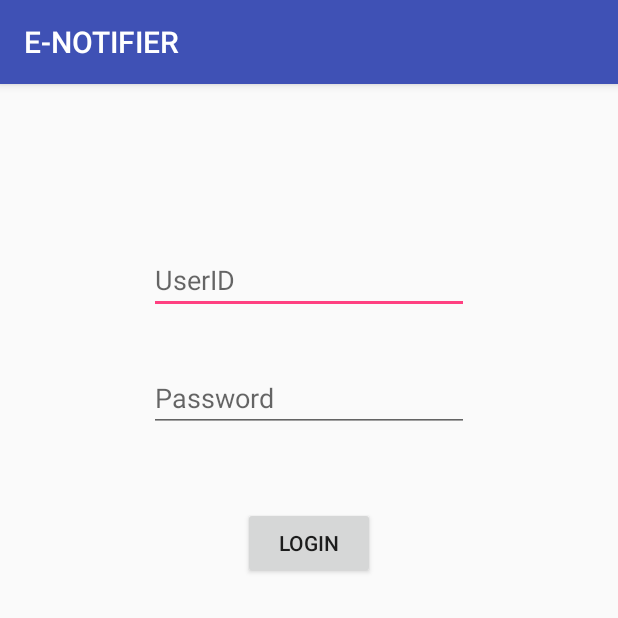
After one commit to sriram23/E-Notify, an Android app: the LoginActivity screen opened directly, with no data from a screen before it, on a phone screen of 412 x 824 dp, the top half of it. The commit adds this screen. Run offline under Robolectric (Android 15) with nearby library versions, the phone set to English and light mode, and no system bars.

Commit message:
Added Login Activity

```diff
--- a/app/src/main/AndroidManifest.xml
+++ b/app/src/main/AndroidManifest.xml
@@ -18,7 +18,8 @@
                 <category android:name="android.intent.category.LAUNCHER" />
             </intent-filter>
         </activity>
-        <activity android:name=".LogoutActivity"></activity>
+        <activity android:name=".LogoutActivity" />
+        <activity android:name=".LoginActivity"></activity>
     </application>
 
 </manifest>
--- /dev/null
+++ b/app/src/main/java/com/example/sriram/myapplication/LoginActivity.java
@@ -0,0 +1,13 @@
+package com.example.sriram.myapplication;
+
+import android.support.v7.app.AppCompatActivity;
+import android.os.Bundle;
+
+public class LoginActivity extends AppCompatActivity {
+
+    @Override
+    protected void onCreate(Bundle savedInstanceState) {
+        super.onCreate(savedInstanceState);
+        setContentView(R.layout.activity_login);
+    }
+}
--- /dev/null
+++ b/app/src/main/res/layout/activity_login.xml
@@ -0,0 +1,43 @@
+<?xml version="1.0" encoding="utf-8"?>
+<RelativeLayout xmlns:android="http://schemas.android.com/apk/res/android"
+    xmlns:tools="http://schemas.android.com/tools"
+    android:id="@+id/activity_login"
+    android:layout_width="match_parent"
+    android:layout_height="match_parent"
+    android:paddingBottom="@dimen/activity_vertical_margin"
+    android:paddingLeft="@dimen/activity_horizontal_margin"
+    android:paddingRight="@dimen/activity_horizontal_margin"
+    android:paddingTop="@dimen/activity_vertical_margin"
+    tools:context="com.example.sriram.myapplication.LoginActivity">
+
+    <EditText
+        android:layout_width="wrap_content"
+        android:layout_height="wrap_content"
+        android:inputType="textPersonName"
+        android:hint="UserID"
+        android:ems="10"
+        android:layout_alignParentTop="true"
+        android:layout_centerHorizontal="true"
+        android:layout_marginTop="92dp"
+        android:id="@+id/editText2" />
+
+    <EditText
+        android:layout_width="wrap_content"
+        android:layout_height="wrap_content"
+        android:inputType="textPassword"
+        android:ems="10"
+        android:hint="Password"
+        android:layout_below="@+id/editText2"
+        android:layout_alignStart="@+id/editText2"
+        android:layout_marginTop="33dp"
+        android:id="@+id/editText3" />
+
+    <Button
+        android:text="@string/Login"
+        android:layout_width="wrap_content"
+        android:layout_height="wrap_content"
+        android:layout_below="@+id/editText3"
+        android:layout_centerHorizontal="true"
+        android:layout_marginTop="50dp"
+        android:id="@+id/button" />
+</RelativeLayout>
--- a/app/src/main/res/layout/activity_logout.xml
+++ b/app/src/main/res/layout/activity_logout.xml
@@ -23,4 +23,15 @@
             android:text="Hello World!!"/>
     </LinearLayout>
 
+    <RelativeLayout
+        android:layout_width="wrap_content"
+        android:layout_height="wrap_content"
+        android:layout_alignParentBottom="true"
+        android:layout_centerHorizontal="true">
+        <Button
+            android:layout_width="wrap_content"
+            android:layout_height="wrap_content"
+            android:text="@string/Login"/>
+    </RelativeLayout>
+
 </RelativeLayout>
```
